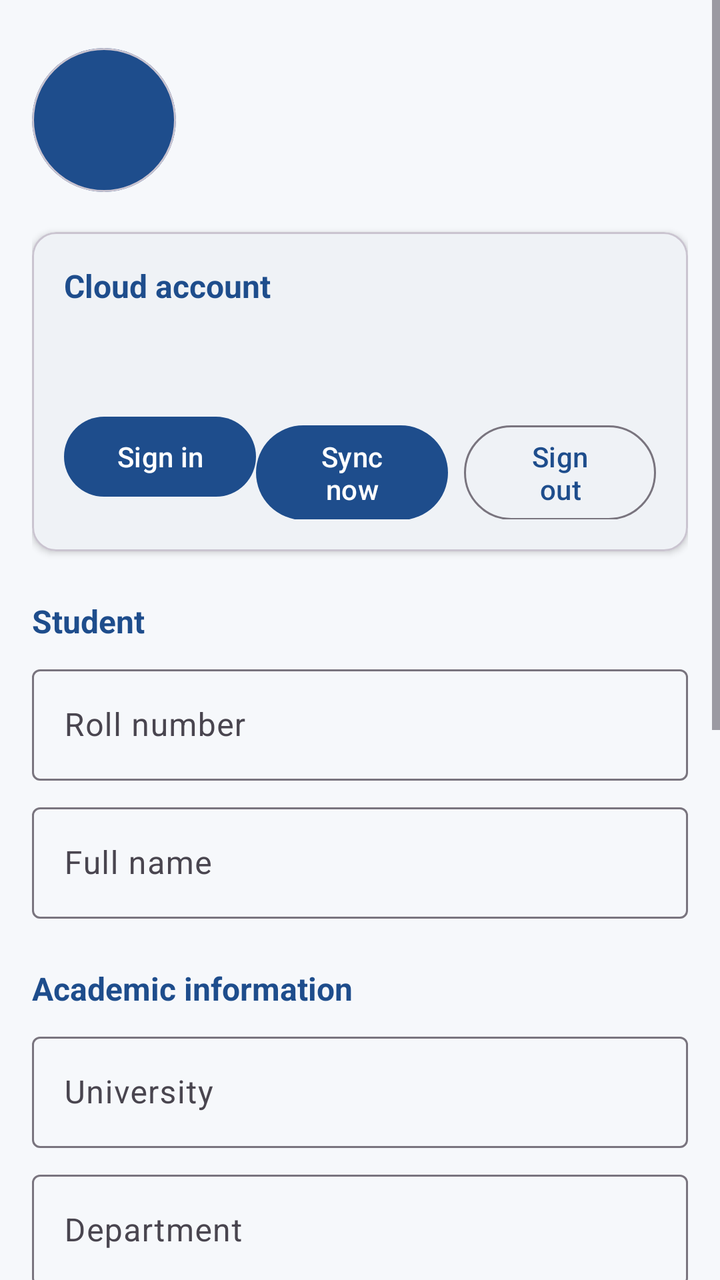
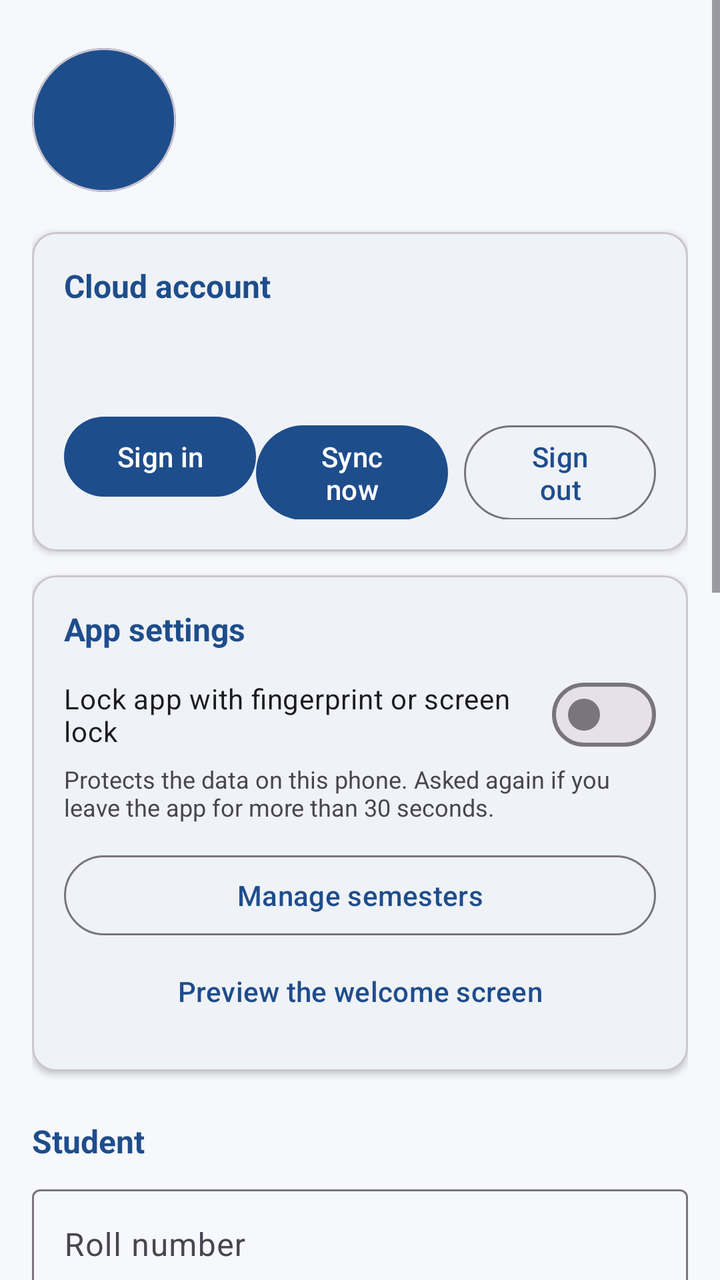

Screens rendered from an Android XML layout before and after an edit, with the pre-edit source and the edit as a unified diff.
<!-- AndroidManifest.xml: application theme Theme.CampusMate -->
<!-- res/layout/fragment_profile.xml -->
<?xml version="1.0" encoding="utf-8"?>
<ScrollView
    xmlns:android="http://schemas.android.com/apk/res/android"
    xmlns:app="http://schemas.android.com/apk/res-auto"
    android:layout_width="match_parent"
    android:layout_height="match_parent"
    android:fillViewport="true">

    <LinearLayout
        android:layout_width="match_parent"
        android:layout_height="wrap_content"
        android:orientation="vertical"
        android:padding="16dp">

        
        <LinearLayout
            android:layout_width="match_parent"
            android:layout_height="wrap_content"
            android:layout_marginTop="8dp"
            android:gravity="center_vertical"
            android:orientation="horizontal">

            <com.google.android.material.card.MaterialCardView
                android:id="@+id/cardAvatar"
                android:layout_width="72dp"
                android:layout_height="72dp"
                app:cardBackgroundColor="@color/cm_primary"
                app:cardCornerRadius="36dp"
                app:cardElevation="0dp">

                <TextView
                    android:id="@+id/textInitials"
                    android:layout_width="match_parent"
                    android:layout_height="match_parent"
                    android:gravity="center"
                    android:textColor="@color/cm_on_primary"
                    android:textSize="26sp"
                    android:textStyle="bold" />
            </com.google.android.material.card.MaterialCardView>

            <LinearLayout
                android:layout_width="0dp"
                android:layout_height="wrap_content"
                android:layout_marginStart="16dp"
                android:layout_weight="1"
                android:orientation="vertical">

                <TextView
                    android:id="@+id/textName"
                    android:layout_width="match_parent"
                    android:layout_height="wrap_content"
                    android:textSize="22sp"
                    android:textStyle="bold" />

                <TextView
                    android:id="@+id/textSummary"
                    android:layout_width="match_parent"
                    android:layout_height="wrap_content"
                    android:layout_marginTop="2dp"
                    android:textSize="14sp" />
            </LinearLayout>
        </LinearLayout>

        
        <com.google.android.material.card.MaterialCardView
            android:id="@+id/cardAccount"
            android:layout_width="match_parent"
            android:layout_height="wrap_content"
            android:layout_marginTop="20dp"
            app:cardBackgroundColor="@color/cm_surface"
            app:cardCornerRadius="12dp"
            app:cardElevation="2dp">

            <LinearLayout
                android:layout_width="match_parent"
                android:layout_height="wrap_content"
                android:orientation="vertical"
                android:padding="16dp">

                <TextView
                    android:layout_width="match_parent"
                    android:layout_height="wrap_content"
                    android:text="@string/account_title"
                    android:textColor="?attr/colorPrimary"
                    android:textSize="16sp"
                    android:textStyle="bold" />

                <TextView
                    android:id="@+id/textAccountStatus"
                    android:layout_width="match_parent"
                    android:layout_height="wrap_content"
                    android:layout_marginTop="4dp"
                    android:textSize="14sp" />

                <TextView
                    android:id="@+id/textLastSync"
                    android:layout_width="match_parent"
                    android:layout_height="wrap_content"
                    android:layout_marginTop="2dp"
                    android:textSize="13sp" />

                <ProgressBar
                    android:id="@+id/progressSync"
                    style="?android:attr/progressBarStyleHorizontal"
                    android:layout_width="match_parent"
                    android:layout_height="wrap_content"
                    android:layout_marginTop="8dp"
                    android:indeterminate="true"
                    android:visibility="gone" />

                <LinearLayout
                    android:layout_width="match_parent"
                    android:layout_height="wrap_content"
                    android:layout_marginTop="8dp"
                    android:orientation="horizontal">

                    <com.google.android.material.button.MaterialButton
                        android:id="@+id/buttonSignIn"
                        android:layout_width="0dp"
                        android:layout_height="wrap_content"
                        android:layout_weight="1"
                        android:text="@string/account_sign_in" />

                    <com.google.android.material.button.MaterialButton
                        android:id="@+id/buttonSyncNow"
                        android:layout_width="0dp"
                        android:layout_height="wrap_content"
                        android:layout_marginEnd="4dp"
                        android:layout_weight="1"
                        android:text="@string/account_sync_now" />

                    <com.google.android.material.button.MaterialButton
                        android:id="@+id/buttonSignOut"
                        style="?attr/materialButtonOutlinedStyle"
                        android:layout_width="0dp"
                        android:layout_height="wrap_content"
                        android:layout_marginStart="4dp"
                        android:layout_weight="1"
                        android:text="@string/account_sign_out" />
                </LinearLayout>
            </LinearLayout>
        </com.google.android.material.card.MaterialCardView>

        
        <TextView
            android:layout_width="match_parent"
            android:layout_height="wrap_content"
            android:layout_marginTop="24dp"
            android:text="@string/profile_section_student"
            android:textColor="?attr/colorPrimary"
            android:textSize="16sp"
            android:textStyle="bold" />

        <com.google.android.material.textfield.TextInputLayout
            android:id="@+id/layoutRoll"
            style="@style/Widget.Material3.TextInputLayout.OutlinedBox"
            android:layout_width="match_parent"
            android:layout_height="wrap_content"
            android:layout_marginTop="8dp"
            android:hint="@string/profile_hint_roll">

            <com.google.android.material.textfield.TextInputEditText
                android:id="@+id/editRoll"
                android:layout_width="match_parent"
                android:layout_height="wrap_content"
                android:inputType="number" />
        </com.google.android.material.textfield.TextInputLayout>

        <TextView
            android:id="@+id/textDetectStatus"
            android:layout_width="match_parent"
            android:layout_height="wrap_content"
            android:layout_marginStart="4dp"
            android:layout_marginTop="4dp"
            android:textColor="?attr/colorPrimary"
            android:textSize="13sp"
            android:visibility="gone" />

        <com.google.android.material.textfield.TextInputLayout
            android:id="@+id/layoutName"
            style="@style/Widget.Material3.TextInputLayout.OutlinedBox"
            android:layout_width="match_parent"
            android:layout_height="wrap_content"
            android:layout_marginTop="8dp"
            android:hint="@string/profile_hint_name">

            <com.google.android.material.textfield.TextInputEditText
                android:id="@+id/editName"
                android:layout_width="match_parent"
                android:layout_height="wrap_content"
                android:inputType="textPersonName|textCapWords" />
        </com.google.android.material.textfield.TextInputLayout>

        
        <TextView
            android:layout_width="match_parent"
            android:layout_height="wrap_content"
            android:layout_marginTop="24dp"
            android:text="@string/profile_section_academic"
            android:textColor="?attr/colorPrimary"
            android:textSize="16sp"
            android:textStyle="bold" />

        <com.google.android.material.textfield.TextInputLayout
            android:id="@+id/layoutUniversity"
            style="@style/Widget.Material3.TextInputLayout.OutlinedBox"
            android:layout_width="match_parent"
            android:layout_height="wrap_content"
            android:layout_marginTop="8dp"
            android:hint="@string/profile_hint_university">

            <com.google.android.material.textfield.TextInputEditText
                android:id="@+id/editUniversity"
                android:layout_width="match_parent"
                android:layout_height="wrap_content"
                android:inputType="textCapWords" />
        </com.google.android.material.textfield.TextInputLayout>

        <com.google.android.material.textfield.TextInputLayout
            android:id="@+id/layoutDepartment"
            style="@style/Widget.Material3.TextInputLayout.OutlinedBox"
            android:layout_width="match_parent"
            android:layout_height="wrap_content"
            android:layout_marginTop="8dp"
            android:hint="@string/profile_hint_department">

            <com.google.android.material.textfield.TextInputEditText
                android:id="@+id/editDepartment"
                android:layout_width="match_parent"
                android:layout_height="wrap_content"
                android:inputType="textCapWords" />
        </com.google.android.material.textfield.TextInputLayout>

        <com.google.android.material.textfield.TextInputLayout
            android:id="@+id/layoutSession"
            style="@style/Widget.Material3.TextInputLayout.OutlinedBox"
            android:layout_width="match_parent"
            android:layout_height="wrap_content"
            android:layout_marginTop="8dp"
            android:hint="@string/profile_hint_session">

            <com.google.android.material.textfield.TextInputEditText
                android:id="@+id/editSession"
                android:layout_width="match_parent"
                android:layout_height="wrap_content"
                android:inputType="text" />
        </com.google.android.material.textfield.TextInputLayout>

        <LinearLayout
            android:layout_width="match_parent"
            android:layout_height="wrap_content"
            android:layout_marginTop="8dp"
            android:orientation="horizontal">

            <com.google.android.material.textfield.TextInputLayout
                android:id="@+id/layoutYear"
                style="@style/Widget.Material3.TextInputLayout.OutlinedBox"
                android:layout_width="0dp"
                android:layout_height="wrap_content"
                android:layout_marginEnd="4dp"
                android:layout_weight="1"
                android:hint="@string/profile_hint_year">

                <com.google.android.material.textfield.TextInputEditText
                    android:id="@+id/editYear"
                    android:layout_width="match_parent"
                    android:layout_height="wrap_content"
                    android:inputType="number" />
            </com.google.android.material.textfield.TextInputLayout>

            <com.google.android.material.textfield.TextInputLayout
                android:id="@+id/layoutTerm"
                style="@style/Widget.Material3.TextInputLayout.OutlinedBox"
                android:layout_width="0dp"
                android:layout_height="wrap_content"
                android:layout_marginStart="4dp"
                android:layout_weight="1"
                android:hint="@string/profile_hint_term">

                <com.google.android.material.textfield.TextInputEditText
                    android:id="@+id/editTerm"
                    android:layout_width="match_parent"
                    android:layout_height="wrap_content"
                    android:inputType="number" />
            </com.google.android.material.textfield.TextInputLayout>
        </LinearLayout>

        <LinearLayout
            android:layout_width="match_parent"
            android:layout_height="wrap_content"
            android:layout_marginTop="8dp"
            android:orientation="horizontal">

            <com.google.android.material.textfield.TextInputLayout
                android:id="@+id/layoutSection"
                style="@style/Widget.Material3.TextInputLayout.OutlinedBox"
                android:layout_width="0dp"
                android:layout_height="wrap_content"
                android:layout_marginEnd="4dp"
                android:layout_weight="1"
                android:hint="@string/profile_hint_section">

                <com.google.android.material.textfield.TextInputEditText
                    android:id="@+id/editSection"
                    android:layout_width="match_parent"
                    android:layout_height="wrap_content"
                    android:inputType="textCapCharacters" />
            </com.google.android.material.textfield.TextInputLayout>

            <com.google.android.material.textfield.TextInputLayout
                android:id="@+id/layoutLabGroup"
                style="@style/Widget.Material3.TextInputLayout.OutlinedBox"
                android:layout_width="0dp"
                android:layout_height="wrap_content"
                android:layout_marginStart="4dp"
                android:layout_weight="1"
                android:hint="@string/profile_hint_lab_group">

                <com.google.android.material.textfield.TextInputEditText
                    android:id="@+id/editLabGroup"
                    android:layout_width="match_parent"
                    android:layout_height="wrap_content"
                    android:inputType="textCapCharacters" />
            </com.google.android.material.textfield.TextInputLayout>
        </LinearLayout>

        <TextView
            android:layout_width="match_parent"
            android:layout_height="wrap_content"
            android:layout_marginStart="4dp"
            android:layout_marginTop="4dp"
            android:text="@string/profile_group_hint"
            android:textSize="13sp" />
        <com.google.android.material.button.MaterialButton
            android:id="@+id/buttonClassGroups"
            style="@style/Widget.Material3.Button.TextButton"
            android:layout_width="wrap_content"
            android:layout_height="wrap_content"
            android:layout_marginTop="4dp"
            android:text="@string/class_groups_button" />

        
        <com.google.android.material.button.MaterialButton
            android:id="@+id/buttonAdvanced"
            style="@style/Widget.Material3.Button.TextButton"
            android:layout_width="wrap_content"
            android:layout_height="wrap_content"
            android:layout_marginTop="16dp"
            android:text="@string/profile_button_advanced" />

        <com.google.android.material.textfield.TextInputLayout
            android:id="@+id/layoutSerialDigits"
            style="@style/Widget.Material3.TextInputLayout.OutlinedBox"
            android:layout_width="match_parent"
            android:layout_height="wrap_content"
            android:layout_marginTop="4dp"
            android:hint="@string/profile_hint_serial_digits"
            android:visibility="gone"
            app:helperText="@string/profile_serial_help"
            app:helperTextEnabled="true">

            <com.google.android.material.textfield.TextInputEditText
                android:id="@+id/editSerialDigits"
                android:layout_width="match_parent"
                android:layout_height="wrap_content"
                android:inputType="number" />
        </com.google.android.material.textfield.TextInputLayout>

        <com.google.android.material.button.MaterialButton
            android:id="@+id/buttonSave"
            android:layout_width="match_parent"
            android:layout_height="wrap_content"
            android:layout_marginTop="24dp"
            android:layout_marginBottom="16dp"
            android:text="@string/profile_button_save" />

    </LinearLayout>
</ScrollView>
<!-- resources referenced by this layout -->
<resources>
  <color name="cm_on_primary">#FFFFFF</color>
  <color name="cm_primary">#1E4D8C</color>
  <color name="cm_surface">#FFFFFF</color>
  <string name="account_sign_in">Sign in</string>
  <string name="account_sign_out">Sign out</string>
  <string name="account_sync_now">Sync now</string>
  <string name="account_title">Cloud account</string>
  <string name="class_groups_button">Sections and lab groups</string>
  <string name="profile_button_advanced">Advanced: roll number format</string>
  <string name="profile_button_save">Save profile</string>
  <string name="profile_group_hint">Section and lab group are filled from the roll number. Change them if your teacher moved you to another group.</string>
  <string name="profile_hint_department">Department</string>
  <string name="profile_hint_lab_group">Lab group</string>
  <string name="profile_hint_name">Full name</string>
  <string name="profile_hint_roll">Roll number</string>
  <string name="profile_hint_section">Section</string>
  <string name="profile_hint_serial_digits">Serial digits at the end of roll number</string>
  <string name="profile_hint_session">Session (example: 2024-2025)</string>
  <string name="profile_hint_term">Term</string>
  <string name="profile_hint_university">University</string>
  <string name="profile_hint_year">Year</string>
  <string name="profile_section_academic">Academic information</string>
  <string name="profile_section_student">Student</string>
  <string name="profile_serial_help">How many last digits of the roll number are the student serial. KUET: 3. Change only if your institution uses a different roll format.</string>
  <style name="Theme.CampusMate" parent="Base.Theme.CampusMate" />
  <style name="Base.Theme.CampusMate" parent="Theme.Material3.DayNight.NoActionBar">
          <item name="colorPrimary">@color/cm_primary</item>
          <item name="colorOnPrimary">@color/cm_on_primary</item>
          <item name="colorSecondary">@color/cm_secondary</item>
          <item name="colorOnSecondary">@color/cm_on_secondary</item>
          <item name="android:colorBackground">@color/cm_background</item>
          <item name="colorSurface">@color/cm_surface</item>
          <item name="colorOnSurface">@color/cm_on_surface</item>
          <item name="colorError">@color/cm_error</item>
          <item name="android:statusBarColor">@color/cm_primary_dark</item>
          <item name="android:windowAnimationStyle">@style/CampusMate.WindowAnimation</item>
      </style>
  <color name="cm_secondary">#00897B</color>
  <color name="cm_on_secondary">#FFFFFF</color>
  <color name="cm_background">#F6F8FB</color>
  <color name="cm_on_surface">#1B1F24</color>
  <color name="cm_error">#B3261E</color>
  <color name="cm_primary_dark">#12325C</color>
  <style name="CampusMate.WindowAnimation" parent="@android:style/Animation.Activity">
          <item name="android:activityOpenEnterAnimation">@anim/cm_enter</item>
          <item name="android:activityOpenExitAnimation">@anim/cm_exit</item>
          <item name="android:activityCloseEnterAnimation">@anim/cm_pop_enter</item>
          <item name="android:activityCloseExitAnimation">@anim/cm_pop_exit</item>
      </style>
</resources>

<!-- the commit's change to res/layout/fragment_profile.xml (unified diff, before → after) -->
@@ -142,6 +142,60 @@
         </com.google.android.material.card.MaterialCardView>
 
         
+        <com.google.android.material.card.MaterialCardView
+            android:id="@+id/cardSettings"
+            android:layout_width="match_parent"
+            android:layout_height="wrap_content"
+            android:layout_marginTop="12dp"
+            app:cardBackgroundColor="@color/cm_surface"
+            app:cardCornerRadius="12dp"
+            app:cardElevation="2dp">
+
+            <LinearLayout
+                android:layout_width="match_parent"
+                android:layout_height="wrap_content"
+                android:orientation="vertical"
+                android:padding="16dp">
+
+                <TextView
+                    android:layout_width="wrap_content"
+                    android:layout_height="wrap_content"
+                    android:text="@string/settings_title"
+                    android:textColor="?attr/colorPrimary"
+                    android:textSize="16sp"
+                    android:textStyle="bold" />
+
+                <com.google.android.material.materialswitch.MaterialSwitch
+                    android:id="@+id/switchAppLock"
+                    android:layout_width="match_parent"
+                    android:layout_height="wrap_content"
+                    android:layout_marginTop="8dp"
+                    android:text="@string/settings_app_lock" />
+
+                <TextView
+                    android:layout_width="match_parent"
+                    android:layout_height="wrap_content"
+                    android:text="@string/settings_app_lock_hint"
+                    android:textSize="12sp" />
+
+                <com.google.android.material.button.MaterialButton
+                    android:id="@+id/buttonSemesters"
+                    style="@style/Widget.Material3.Button.OutlinedButton"
+                    android:layout_width="match_parent"
+                    android:layout_height="wrap_content"
+                    android:layout_marginTop="12dp"
+                    android:text="@string/settings_semesters" />
+
+                <com.google.android.material.button.MaterialButton
+                    android:id="@+id/buttonShowWelcome"
+                    style="@style/Widget.Material3.Button.TextButton"
+                    android:layout_width="match_parent"
+                    android:layout_height="wrap_content"
+                    android:text="@string/settings_show_welcome" />
+            </LinearLayout>
+        </com.google.android.material.card.MaterialCardView>
+
+        
         <TextView
             android:layout_width="match_parent"
             android:layout_height="wrap_content"
<!-- resource entries referenced after the edit -->
@@ -24,6 +24,11 @@
   <string name="profile_section_academic">Academic information</string>
   <string name="profile_section_student">Student</string>
   <string name="profile_serial_help">How many last digits of the roll number are the student serial. KUET: 3. Change only if your institution uses a different roll format.</string>
+  <string name="settings_app_lock">Lock app with fingerprint or screen lock</string>
+  <string name="settings_app_lock_hint">Protects the data on this phone. Asked again if you leave the app for more than 30 seconds.</string>
+  <string name="settings_semesters">Manage semesters</string>
+  <string name="settings_show_welcome">Preview the welcome screen</string>
+  <string name="settings_title">App settings</string>
   <style name="Theme.CampusMate" parent="Base.Theme.CampusMate" />
   <style name="Base.Theme.CampusMate" parent="Theme.Material3.DayNight.NoActionBar">
           <item name="colorPrimary">@color/cm_primary</item>
